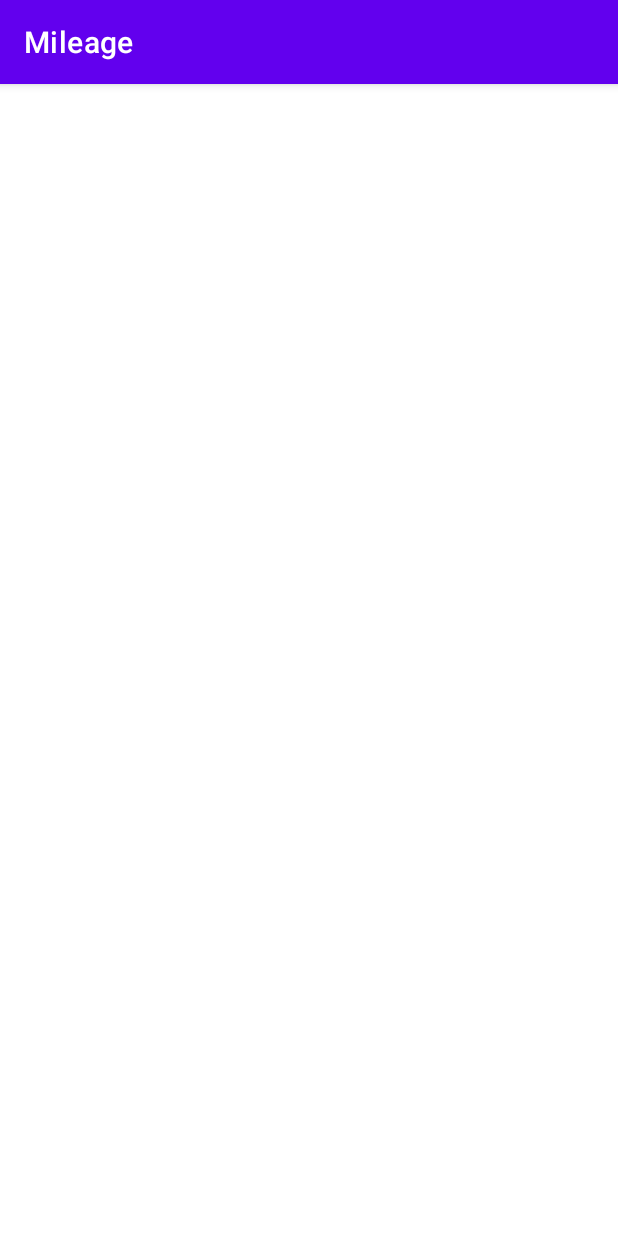
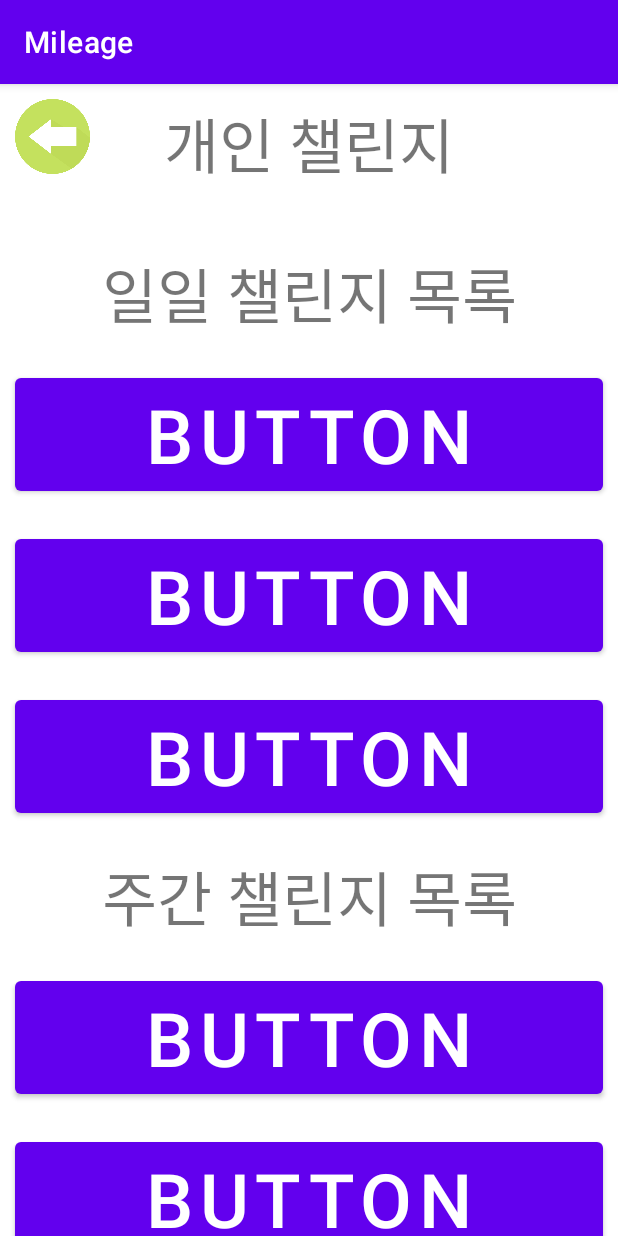
Before and after one commit to dispear/Mileage, an Android app: the screen it shows after launch (MainActivity), on a phone screen of 412 x 824 dp. Run offline under Robolectric (Android 15) with nearby library versions, the phone set to English and light mode, and no system bars.

Commit message:
second day

```diff
--- a/app/src/main/java/com/example/mileage/MainActivity.java
+++ b/app/src/main/java/com/example/mileage/MainActivity.java
@@ -1,6 +1,14 @@
 package com.example.mileage;
+
+import android.os.Bundle;
 
 import androidx.appcompat.app.AppCompatActivity;
 
 public class MainActivity extends AppCompatActivity {
+    @Override
+    public void onCreate(Bundle savedInstanceState){
+        super.onCreate(savedInstanceState);
+        setContentView(R.layout.personal_challenge);
+
+    }
 }
--- a/app/src/main/res/layout/personal_challenge.xml
+++ b/app/src/main/res/layout/personal_challenge.xml
@@ -2,24 +2,109 @@
 <FrameLayout xmlns:android="http://schemas.android.com/apk/res/android"
     xmlns:app="http://schemas.android.com/apk/res-auto"
     android:layout_width="match_parent"
-    android:layout_height="match_parent">
+    android:layout_height="wrap_content"
+    android:orientation="vertical">
 
     <ImageButton
-        android:id="@+id/imageButton2"
-        android:layout_width="130dp"
-        android:layout_height="130dp"
-        android:layout_marginLeft="30dp"
-        android:layout_marginTop="30dp"
-        app:srcCompat="@drawable/iconback"
+        android:id="@+id/imageButton"
+        android:layout_width="50dp"
+        android:layout_height="50dp"
+        android:layout_marginLeft="10dp"
+        android:layout_marginTop="10dp"
+        android:background="#FFFFFF"
         android:scaleType="fitCenter"
-        android:background="#FFFFFF" />
+        app:srcCompat="@drawable/iconback" />
 
     <TextView
         android:id="@+id/textView3"
         android:layout_width="match_parent"
         android:layout_height="wrap_content"
-        android:layout_marginTop="30dp"
+        android:layout_marginTop="10dp"
+        android:gravity="center"
         android:text="개인 챌린지"
-        android:textSize="100dp"
-        android:gravity="center"/>
+        android:textSize="40dp" />
+
+    <ScrollView
+        android:layout_width="match_parent"
+        android:layout_height="wrap_content"
+        android:layout_marginTop="100dp">
+
+        <LinearLayout
+            android:layout_width="match_parent"
+            android:layout_height="wrap_content"
+            android:orientation="vertical">
+
+            <TextView
+                android:id="@+id/textView2"
+                android:layout_width="match_parent"
+                android:layout_height="wrap_content"
+                android:layout_margin="10dp"
+                android:gravity="center"
+                android:text="일일 챌린지 목록"
+                android:textSize="40dp" />
+
+            <Button
+                android:id="@+id/button2"
+                android:layout_width="match_parent"
+                android:layout_height="wrap_content"
+                android:layout_margin="10dp"
+                android:gravity="center"
+                android:text="Button"
+                android:textSize="50dp" />
+
+            <Button
+                android:id="@+id/button3"
+                android:layout_width="match_parent"
+                android:layout_height="wrap_content"
+                android:layout_margin="10dp"
+                android:gravity="center"
+                android:text="Button"
+                android:textSize="50dp" />
+
+            <Button
+                android:id="@+id/button4"
+                android:layout_width="match_parent"
+                android:layout_height="wrap_content"
+                android:layout_margin="10dp"
+                android:gravity="center"
+                android:text="Button"
+                android:textSize="50dp" />
+
+            <TextView
+                android:id="@+id/textView4"
+                android:layout_width="match_parent"
+                android:layout_height="wrap_content"
+                android:layout_margin="10dp"
+                android:gravity="center"
+                android:text="주간 챌린지 목록"
+                android:textSize="40dp" />
+
+            <Button
+                android:id="@+id/button5"
+                android:layout_width="match_parent"
+                android:layout_height="wrap_content"
+                android:layout_margin="10dp"
+                android:gravity="center"
+                android:text="Button"
+                android:textSize="50dp" />
+
+            <Button
+                android:id="@+id/button6"
+                android:layout_width="match_parent"
+                android:layout_height="wrap_content"
+                android:layout_margin="10dp"
+                android:gravity="center"
+                android:text="Button"
+                android:textSize="50dp" />
+
+            <Button
+                android:id="@+id/button7"
+                android:layout_width="match_parent"
+                android:layout_height="wrap_content"
+                android:layout_margin="10dp"
+                android:gravity="center"
+                android:text="Button"
+                android:textSize="50dp" />
+        </LinearLayout>
+    </ScrollView>
 </FrameLayout>
```
